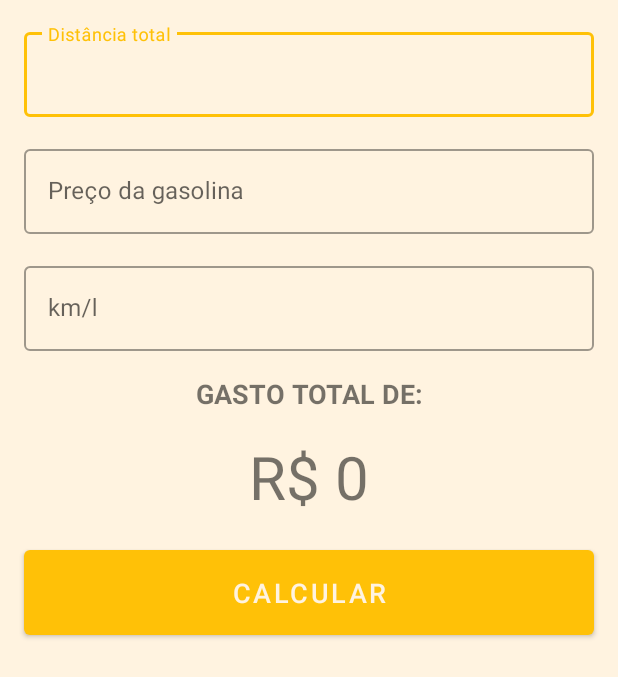
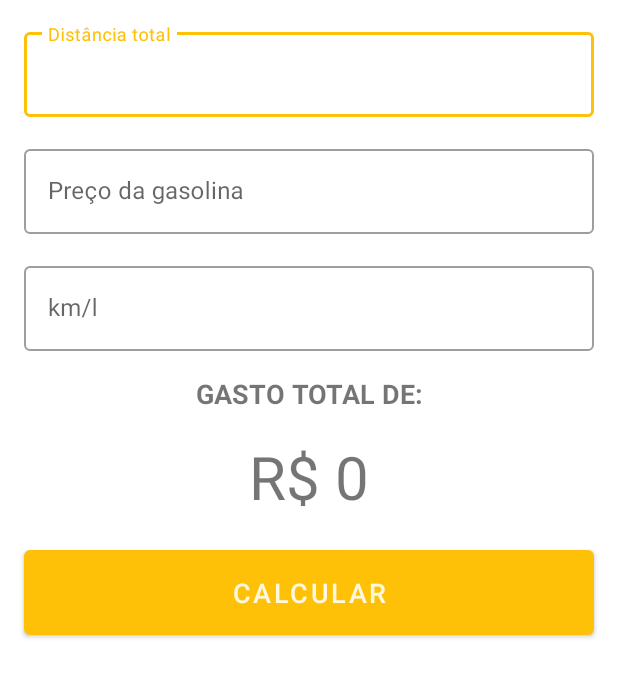
Before and after one commit to CiroDom/GastoViagem, an Android app: the layout activity_main.xml on its own in the app's theme, with its tools: preview values and no code run, on a phone screen of 412 x 824 dp. Shown: the top 677 px of the screen. Run offline under Robolectric (Android 15) with nearby library versions, the phone set to English and light mode, and no system bars.

Commit message:
Cores material io

```diff
--- a/app/src/main/res/layout/activity_main.xml
+++ b/app/src/main/res/layout/activity_main.xml
@@ -4,7 +4,6 @@
     xmlns:tools="http://schemas.android.com/tools"
     android:layout_width="match_parent"
     android:layout_height="match_parent"
-    android:background="@color/orange_100"
     tools:context=".MainActivity">
 
     <com.google.android.material.textfield.TextInputLayout
@@ -90,8 +89,6 @@
         android:padding="@dimen/grande"
         android:text="calcular"
         android:textSize="18sp"
-        android:textColor="@color/orange_100"
-        android:textAllCaps="true"
-        />
+        android:textAllCaps="true" />
 
 </androidx.constraintlayout.widget.ConstraintLayout>
--- a/app/src/main/res/values-night/themes.xml
+++ b/app/src/main/res/values-night/themes.xml
@@ -2,13 +2,13 @@
     <!-- Base application theme. -->
     <style name="Theme.GastoGasolinaViagem" parent="Theme.MaterialComponents.DayNight.DarkActionBar">
         <!-- Primary brand color. -->
-        <item name="colorPrimary">@color/orange_200</item>
-        <item name="colorPrimaryVariant">@color/amber_700</item>
-        <item name="colorOnPrimary">@color/black</item>
+        <item name="colorPrimary">@color/primary_amber_200</item>
+        <item name="colorPrimaryVariant">@color/primary_amber_700</item>
+        <item name="colorOnPrimary">@color/grey_900</item>
         <!-- Secondary brand color. -->
-        <item name="colorSecondary">@color/orange_200</item>
-        <item name="colorSecondaryVariant">@color/orange_200</item>
-        <item name="colorOnSecondary">@color/black</item>
+        <item name="colorSecondary">@color/secondary_deeporange_200</item>
+        <item name="colorSecondaryVariant">@color/secondary_deeporange_200</item>
+        <item name="colorOnSecondary">@color/grey_900</item>
         <!-- Status bar color. -->
         <item name="android:statusBarColor" tools:targetApi="l">?attr/colorPrimaryVariant</item>
         <!-- Customize your theme here. -->
--- a/app/src/main/res/values/colors.xml
+++ b/app/src/main/res/values/colors.xml
@@ -1,10 +1,13 @@
 <?xml version="1.0" encoding="utf-8"?>
 <resources>
-    <color name="amber_500">#FFC107</color>
-    <color name="amber_700">#FFA000</color>
-    <color name="orange_200">#FFCC80</color>
-    <color name="orange_900">#E65100</color>
-    <color name="black">#FF000000</color>
-    <color name="orange_100">#fff3e0</color>
-    <color name="brown_900">#3e2723</color>
+
+    <color name="primary_amber_200">#ffe082</color>
+    <color name="primary_amber_500">#ffc107</color>
+    <color name="primary_amber_700">#FFA000</color>
+
+    <color name="secondary_deeporange_200">#ffab91</color>
+    <color name="secondary_deeporange_900">#bf360c</color>
+
+    <color name="amber_50">#fff8e1</color>
+    <color name="grey_900">#212121</color>
 </resources>
--- a/app/src/main/res/values/themes.xml
+++ b/app/src/main/res/values/themes.xml
@@ -2,13 +2,13 @@
     <!-- Base application theme. -->
     <style name="Theme.GastoGasolinaViagem" parent="Theme.MaterialComponents.DayNight.DarkActionBar">
         <!-- Primary brand color. -->
-        <item name="colorPrimary">@color/amber_500</item>
-        <item name="colorPrimaryVariant">#FFA000</item>
-        <item name="colorOnPrimary">@color/orange_100</item>
+        <item name="colorPrimary">@color/primary_amber_500</item>
+        <item name="colorPrimaryVariant">@color/primary_amber_700</item>
+        <item name="colorOnPrimary">@color/amber_50</item>
         <!-- Secondary brand color. -->
-        <item name="colorSecondary">@color/orange_200</item>
-        <item name="colorSecondaryVariant">@color/orange_900</item>
-        <item name="colorOnSecondary">@color/black</item>
+        <item name="colorSecondary">@color/secondary_deeporange_200</item>
+        <item name="colorSecondaryVariant">@color/secondary_deeporange_900</item>
+        <item name="colorOnSecondary">@color/grey_900</item>
         <!-- Status bar color. -->
         <item name="android:statusBarColor" tools:targetApi="l">?attr/colorPrimaryVariant</item>
         <!-- Customize your theme here. -->
```
